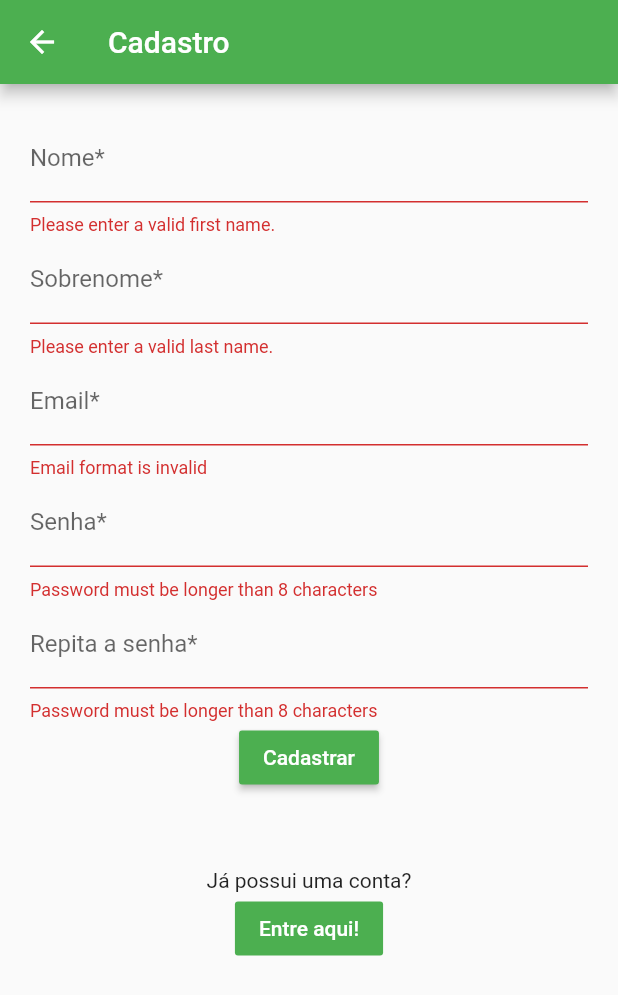
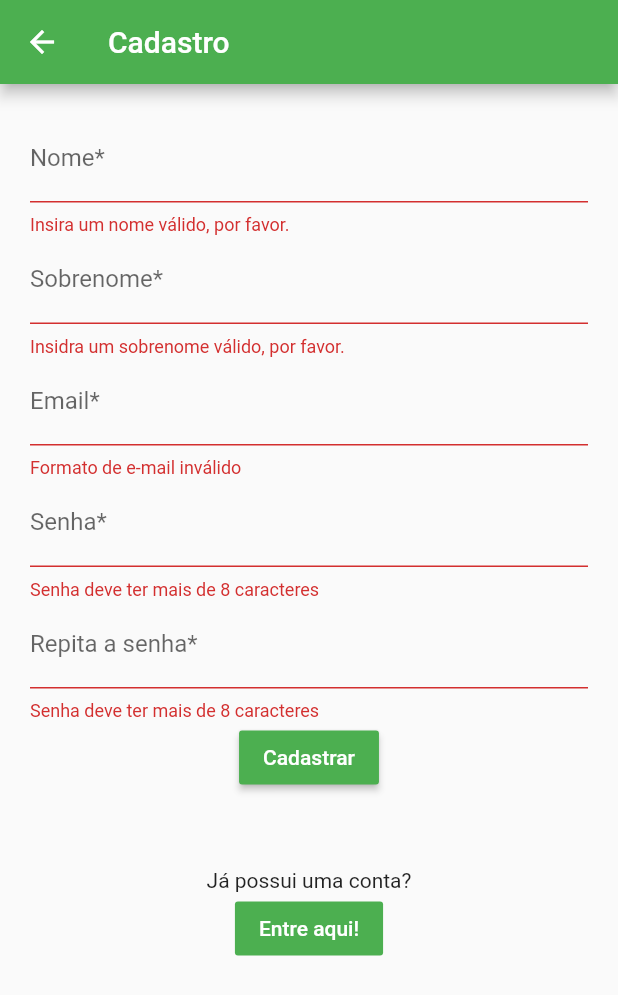
Before and after one commit to Angelo-Diniz/pwa_helloWord, a Flutter app: the RegisterPage screen opened by its route, after a tap on "Cadastrar", on a phone screen of 412 x 824 dp. Shown: the top 995 px of the screen. Run offline on Flutter 3.47's test engine with Material 2 defaults, Android fonts, the phone set to English and light mode, and no system bars; our stand-ins replace cloud_firestore, firebase_auth; accounts and stored records are empty.

Commit message:
Traduzindo strings

```diff
--- a/lib/register.dart
+++ b/lib/register.dart
@@ -33,7 +33,7 @@ class _RegisterPageState extends State<RegisterPage> {
         r'^(([^<>()[\]\\.,;:\s@\"]+(\.[^<>()[\]\\.,;:\s@\"]+)*)|(\".+\"))@((\[[0-9]{1,3}\.[0-9]{1,3}\.[0-9]{1,3}\.[0-9]{1,3}\])|(([a-zA-Z\-0-9]+\.)+[a-zA-Z]{2,}))$';
     RegExp regex = new RegExp(pattern);
     if (!regex.hasMatch(value)) {
-      return 'Email format is invalid';
+      return 'Formato de e-mail inválido';
     } else {
       return null;
     }
@@ -41,7 +41,7 @@ class _RegisterPageState extends State<RegisterPage> {
 
   String pwdValidator(String value) {
     if (value.length < 8) {
-      return 'Password must be longer than 8 characters';
+      return 'Senha deve ter mais de 8 caracteres';
     } else {
       return null;
     }
@@ -66,7 +66,7 @@ class _RegisterPageState extends State<RegisterPage> {
                   controller: firstNameInputController,
                   validator: (value) {
                     if (value.length < 3)
-                      return "Please enter a valid first name.";
+                      return "Insira um nome válido, por favor.";
                     else
                       return null;
                   },
@@ -77,7 +77,7 @@ class _RegisterPageState extends State<RegisterPage> {
                   controller: lastNameInputController,
                   validator: (value) {
                     if (value.length < 3) {
-                      return "Please enter a valid last name.";
+                      return "Insidra um sobrenome válido, por favor.";
                     } else
                       return null;
                   },
@@ -151,11 +151,11 @@ class _RegisterPageState extends State<RegisterPage> {
                           context: context,
                           builder: (BuildContext context) {
                             return AlertDialog(
-                              title: Text("Error"),
-                              content: Text("The passwords do not match"),
+                              title: Text("Erro"),
+                              content: Text("Senhas não conferem"),
                               actions: <Widget>[
                                 FlatButton(
-                                  child: Text("Close"),
+                                  child: Text("Fechar"),
                                   onPressed: () {
                                     Navigator.of(context).pop();
                                   },
```
